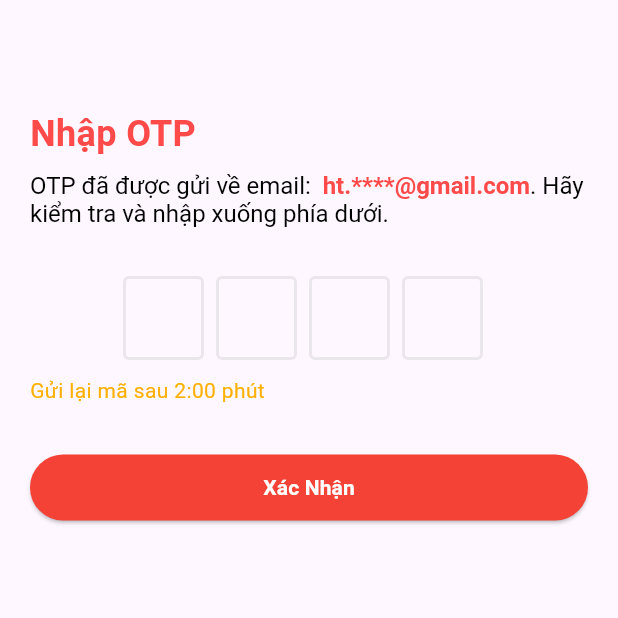
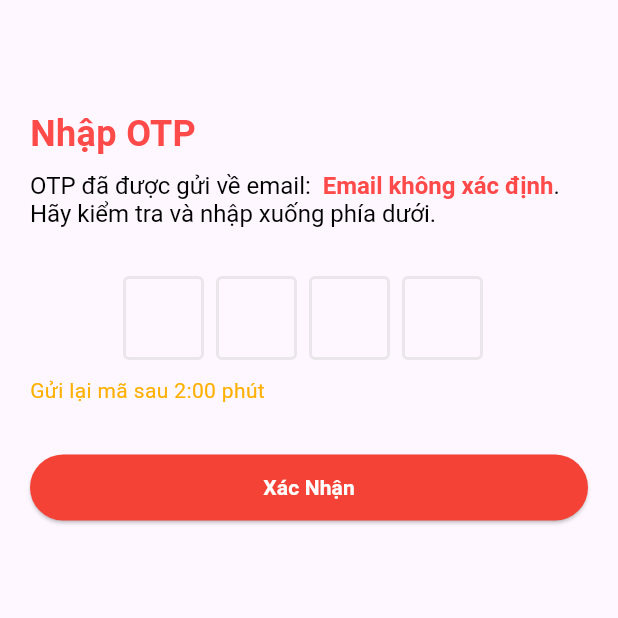
Before and after one commit to nguyenquangtung004/CreditHub, a Flutter app: the OtpScreen screen opened directly, on a phone screen of 412 x 824 dp, the top half of it. Run offline on Flutter 3.47's test engine with Material 3 defaults, Android fonts, the phone set to English and light mode, and no system bars; drawn by our look-alikes of flutter_otp_text_field; our stand-ins replace bloc, calendar_date_picker2, device_info_plus, dio, dotted_border, equatable and 15 more; accounts and stored records are empty; generated files the repository leaves out were written again; network calls fail.

Commit message:
Đã hoàn thiện tạm thời nhập mã otp thành công

```diff
--- /dev/null
+++ b/lib/core/utils/ext_string.dart
@@ -0,0 +1,9 @@
+ // ✅ Hàm ẩn email (vd: `ht.****@gmail.com`)
+  String maskEmail(String email) {
+    final parts = email.split("@");
+    if (parts.length != 2) return email;
+    final firstPart = parts[0];
+    final maskedFirstPart =
+        firstPart.length > 2 ? "${firstPart.substring(0, 2)}****" : "****";
+    return "$maskedFirstPart@${parts[1]}";
+  }
--- /dev/null
+++ b/lib/data/model/auth/otp/otp.dart
@@ -0,0 +1,14 @@
+import 'package:freezed_annotation/freezed_annotation.dart';
+
+part 'otp.freezed.dart';
+part 'otp.g.dart';
+
+@freezed
+class OtpModel with _$OtpModel {
+  const factory OtpModel({
+    @Default('') final String otp,
+
+  }) = _OtpModel;
+
+  factory OtpModel.fromJson(Map<String, dynamic> json) => _$OtpModelFromJson(json);
+}
--- /dev/null
+++ b/lib/data/repository/otp/otp_repo.dart
@@ -0,0 +1,5 @@
+import 'package:credit_hub_app/data/model/auth/otp/otp.dart';
+
+abstract class OtpRepository {
+  Future<bool> verifyOtp(OtpModel otpModel);
+}
--- a/lib/shared/app_route.dart
+++ b/lib/shared/app_route.dart
@@ -3,7 +3,7 @@ import 'package:credit_hub_app/ui/screens/add_withdrawal_request.dart';
 import 'package:credit_hub_app/ui/screens/detail_request.dart';
 import 'package:credit_hub_app/ui/screens/history.dart';
 import 'package:credit_hub_app/ui/screens/list_account_screen.dart';
-import 'package:credit_hub_app/ui/screens/otp_screen.dart';
+import 'package:credit_hub_app/ui/screens/otp/otp_screen.dart';
 import 'package:credit_hub_app/ui/widgets/bottom_navigator/custom_bottom_navigator.dart';
 import 'package:flutter/material.dart';
 import 'package:get/get.dart';
--- a/lib/ui/screens/forgot_password/forgot_password.dart
+++ b/lib/ui/screens/forgot_password/forgot_password.dart
@@ -80,6 +80,7 @@ class _ForgotPasswordState extends State<ForgotPasswordScreen> {
                                   return;
                                 }
                                 context.read<ForgotPasswordCubit>().sendForgotPasswordRequest(email);
+                                // Get.arguments(AppRoute.enterOtp.name);
                               },
                         height: 48,
                         background: Color(0xFFFF4A4A),
--- /dev/null
+++ b/lib/ui/screens/otp/cubit/otp_cubit.dart
@@ -0,0 +1,27 @@
+import 'package:flutter_bloc/flutter_bloc.dart';
+import '../../../../data/model/auth/otp/otp.dart';
+import '../../../../data/repository/otp/otp_repo.dart';
+import 'otp_state.dart';
+
+class OtpCubit extends Cubit<OtpState> {
+  final OtpRepository otpRepository;
+
+  OtpCubit(this.otpRepository) : super(OtpInitial());
+
+  // ✅ Xác minh OTP
+  Future<void> verifyOtp(String otp) async {
+    emit(OtpLoading());
+    try {
+      final otpModel = OtpModel(otp: otp);
+      final result = await otpRepository.verifyOtp(otpModel);
+
+      if (result) {
+        emit(OtpSuccess());
+      } else {
+        emit(OtpError("Mã OTP không hợp lệ, vui lòng thử lại."));
+      }
+    } catch (e) {
+      emit(OtpError("Lỗi xác minh OTP: ${e.toString()}"));
+    }
+  }
+}
--- /dev/null
+++ b/lib/ui/screens/otp/cubit/otp_state.dart
@@ -0,0 +1,25 @@
+import 'package:equatable/equatable.dart';
+
+abstract class OtpState extends Equatable {
+  @override
+  List<Object> get props => [];
+}
+
+// ✅ Trạng thái ban đầu
+class OtpInitial extends OtpState {}
+
+// ✅ Trạng thái đang xử lý
+class OtpLoading extends OtpState {}
+
+// ✅ Trạng thái xác minh thành công
+class OtpSuccess extends OtpState {}
+
+// ✅ Trạng thái lỗi khi xác minh OTP
+class OtpError extends OtpState {
+  final String message;
+
+  OtpError(this.message);
+
+  @override
+  List<Object> get props => [message];
+}
--- /dev/null
+++ b/lib/ui/screens/otp/otp_screen.dart
@@ -0,0 +1,144 @@
+import 'package:flutter/material.dart';
+import 'package:flutter_bloc/flutter_bloc.dart';
+import 'package:flutter_otp_text_field/flutter_otp_text_field.dart';
+import 'package:get/get.dart';
+
+import '../../../core/constant/app_string.dart';
+import '../../../core/constant/constant.dart';
+import '../../../core/utils/ext_string.dart';
+import '../../../data/repository/otp/otp_repo.dart';
+import 'cubit/otp_cubit.dart';
+import 'cubit/otp_state.dart';
+
+class OtpScreen extends StatelessWidget {
+  const OtpScreen({super.key});
+
+  @override
+  Widget build(BuildContext context) {
+    final String email = Get.arguments ?? "Email không xác định";
+    String maskedEmail = maskEmail(email);
+
+    return BlocProvider(
+      create: (context) => OtpCubit(context.read<OtpRepository>()),
+      child: Scaffold(
+        body: BlocConsumer<OtpCubit, OtpState>(
+          listener: (context, state) {
+            if (state is OtpSuccess) {
+              Get.offNamed('/reset-password');
+              ScaffoldMessenger.of(context).showSnackBar(
+                SnackBar(content: Text("✅ Xác minh OTP thành công!")),
+              );
+            } else if (state is OtpError) {
+              ScaffoldMessenger.of(context).showSnackBar(
+                SnackBar(content: Text("❌ ${state.message}")),
+              );
+            }
+          },
+          builder: (context, state) {
+            return SingleChildScrollView(
+              child: Padding(
+                padding: const EdgeInsets.only(top: 72, left: 20, right: 20),
+                child: Column(
+                  crossAxisAlignment: CrossAxisAlignment.start,
+                  children: [
+                    // Tiêu đề OTP
+                    Text(
+                      textTitleOtp,
+                      style: const TextStyle(
+                        fontWeight: FontWeight.w700,
+                        fontSize: 24,
+                        color: Color(0xFFFF4A4A),
+                      ),
+                    ),
+                    h(8),
+                    // RichText hiển thị email
+                    RichText(
+                      text: TextSpan(
+                        text: '$textTitleOtpDescription ',
+                        style: const TextStyle(
+                          fontWeight: FontWeight.w400,
+                          fontSize: 16,
+                          color: Colors.black,
+                        ),
+                        children: [
+                          TextSpan(
+                            text: maskedEmail,
+                            style: const TextStyle(
+                              fontWeight: FontWeight.w700,
+                              fontSize: 16,
+                              color: Color(0xFFFF4A4A),
+                            ),
+                          ),
+                          const TextSpan(
+                            text: '. Hãy kiểm tra và nhập xuống phía dưới.',
+                            style: TextStyle(
+                              fontWeight: FontWeight.w400,
+                              fontSize: 16,
+                              color: Colors.black,
+                            ),
+                          ),
+                        ],
+                      ),
+                    ),
+                    h(32),
+                    // Trường nhập mã OTP
+                    OtpTextField(
+                      numberOfFields: 4,
+                      borderColor: const Color(0xFFFF4A4A),
+                      fieldWidth: 54,
+                      focusedBorderColor: Color(0xFFFF4A4A),
+                      enabledBorderColor: Colors.grey.withOpacity(0.2),
+                      showFieldAsBox: true,
+                      onSubmit: (String verificationCode) {
+                        context.read<OtpCubit>().verifyOtp(verificationCode);
+                      },
+                    ),
+                    h(10),
+                    const Text(
+                      'Gửi lại mã sau 2:00 phút',
+                      style: TextStyle(
+                        color: Color(0xFFFFB000),
+                      ),
+                    ),
+                    h(31),
+                    Container(
+                      width: double.infinity,
+                      child: ElevatedButton(
+                        onPressed: state is OtpLoading
+                            ? null
+                            : () {
+                                // Lấy OTP từ ô nhập liệu
+                                context
+                                    .read<OtpCubit>()
+                                    .verifyOtp("1234"); // Giả sử nhập OTP
+                              },
+                        style: ElevatedButton.styleFrom(
+                          primary: Colors.red,
+                          padding: const EdgeInsets.symmetric(
+                              vertical: 12, horizontal: 20),
+                          shape: RoundedRectangleBorder(
+                            borderRadius: BorderRadius.circular(32.5),
+                          ),
+                        ),
+                        child: state is OtpLoading
+                            ? CircularProgressIndicator(color: Colors.white)
+                            : Text(
+                                "Xác Nhận",
+                                style: TextStyle(
+                                  fontSize: 14,
+                                  fontWeight: FontWeight.bold,
+                                  color: Colors.white,
+                                ),
+                              ),
+                      ),
+                    )
+                  ],
+                ),
+              ),
+            );
+          },
+        ),
+      ),
+    );
+  }
+}
--- a/lib/ui/screens/otp_screen.dart
+++ /dev/null
@@ -1,119 +0,0 @@
-import 'package:credit_hub_app/core/constant/app_string.dart';
-import 'package:credit_hub_app/core/constant/constant.dart';
-import 'package:flutter/material.dart';
-import 'package:flutter_otp_text_field/flutter_otp_text_field.dart';
-
-class OtpScreen extends StatelessWidget {
-  const OtpScreen({super.key});
-
-  @override
-  Widget build(BuildContext context) {
-    return Scaffold(
-      body: SingleChildScrollView(
-        child: Padding(
-          padding: const EdgeInsets.only(top: 72, left: 20, right: 20),
-          child: Column(
-            crossAxisAlignment: CrossAxisAlignment.start,
-            children: [
-              // Tiêu đề OTP
-              Text(
-                textTitleOtp,
-                style: const TextStyle(
-                  fontWeight: FontWeight.w700,
-                  fontSize: 24,
-                  color: Color(0xFFFF4A4A),
-                ),
-              ),
-              h(8),
-              // RichText hiển thị email
-              RichText(
-                text: TextSpan(
-                  text: '$textTitleOtpDescription ',
-                  style: const TextStyle(
-                    fontWeight: FontWeight.w400,
-                    fontSize: 16,
-                    color: Colors.black,
-                  ),
-                  children: [
-                    TextSpan(
-                      text: 'ht.****@gmail.com',
-                      style: const TextStyle(
-                        fontWeight: FontWeight.w700,
-                        fontSize: 16,
-                        color: Color(0xFFFF4A4A),
-                      ),
-                    ),
-                    const TextSpan(
-                      text: '. Hãy kiểm tra và nhập xuống phía dưới.',
-                      style: TextStyle(
-                        fontWeight: FontWeight.w400,
-                        fontSize: 16,
-                        color: Colors.black,
-                      ),
-                    ),
-                  ],
-                ),
-              ),
-              h(32),
-              // Trường nhập mã OTP
-              OtpTextField(
-                numberOfFields: 4,
-                borderColor: const Color(0xFFFF4A4A),
-                fieldWidth: 54, // Đặt kích thước ô là 54px
-                focusedBorderColor: Color(0xFFFF4A4A),
-                 enabledBorderColor: Colors.grey.withOpacity(0.2),
-                showFieldAsBox: true,
-                onCodeChanged: (String code) {
-                  // Xử lý khi thay đổi mã OTP
-                },
-                onSubmit: (String verificationCode) {
-                  showDialog(
-                    context: context,
-                    builder: (context) {
-                      return AlertDialog(
-                        title: const Text("Verification Code"),
-                        content: Text('Code entered is $verificationCode'),
-                      );
-                    },
-                  );
-                },
-              ),
-              h(10),
-              const Text(
-                'Gửi lại mã sau 2:00 phút',
-                style: TextStyle(
-                  color: Color(0xFFFFB000),
-                ),
-              ),
-              h(31),
-              Container(
-                width: double.infinity,
-                child: ElevatedButton(
-                  onPressed: () {
-                    // Thực hiện hành động khi bấm nút
-                  },
-                  style: ElevatedButton.styleFrom(
-                    primary: Colors.red, // Màu nền nút
-                    padding: const EdgeInsets.symmetric(
-                        vertical: 12, horizontal: 20),
-                    shape: RoundedRectangleBorder(
-                      borderRadius: BorderRadius.circular(32.5),
-                    ),
-                  ),
-                  child: const Text(
-                    "Xác Nhận",
-                    style: TextStyle(
-                      fontSize: 14,
-                      fontWeight: FontWeight.bold,
-                      color: Colors.white,
-                    ),
-                  ),
-                ),
-              )
-            ],
-          ),
-        ),
-      ),
-    );
-  }
-}
```
Also changed, not shown: lib/data/repository/otp/otp_repo_impl.dart (added, +28 -0 lines), lib/data/service/otp/otp_service.dart (added, +16 -0 lines), lib/main.dart (+17 -0 lines), lib/data/model/auth/otp/otp.freezed.dart (added), lib/data/model/auth/otp/otp.g.dart (added), lib/data/service/otp/otp_service.g.dart (added).
